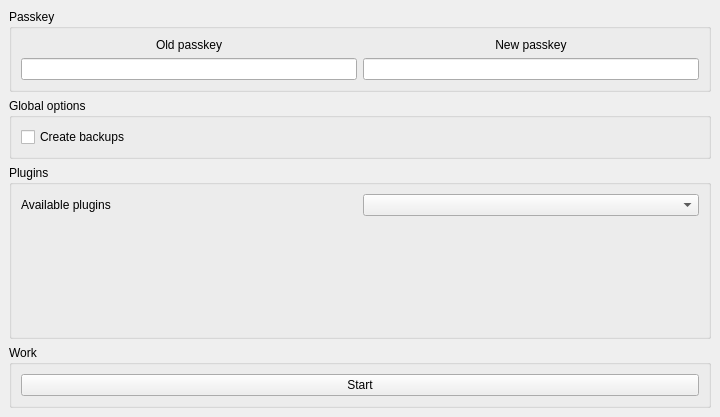
The window that src/mainwindow.ui (panter-dsd/PasskeyChanger) describes before a commit, drawn with Qt 5.
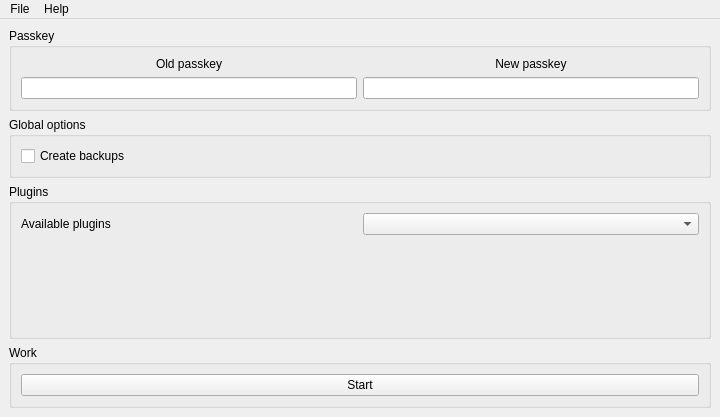
The same window after the commit.

Commit message: Exit, About and AboutQt actions are added.

The edit to the form file:
```diff
--- a/src/mainwindow.ui
+++ b/src/mainwindow.ui
@@ -110,6 +110,49 @@
     </item>
    </layout>
   </widget>
+  <widget class="QMenuBar" name="menuBar">
+   <property name="geometry">
+    <rect>
+     <x>0</x>
+     <y>0</y>
+     <width>720</width>
+     <height>27</height>
+    </rect>
+   </property>
+   <widget class="QMenu" name="menuFile">
+    <property name="title">
+     <string>File</string>
+    </property>
+    <addaction name="actionExit"/>
+   </widget>
+   <widget class="QMenu" name="menuHelp">
+    <property name="title">
+     <string>Help</string>
+    </property>
+    <addaction name="actionAbout"/>
+    <addaction name="actionAboutQt"/>
+   </widget>
+   <addaction name="menuFile"/>
+   <addaction name="menuHelp"/>
+  </widget>
+  <action name="actionExit">
+   <property name="text">
+    <string>Exit</string>
+   </property>
+   <property name="shortcut">
+    <string>Alt+X</string>
+   </property>
+  </action>
+  <action name="actionAbout">
+   <property name="text">
+    <string>About...</string>
+   </property>
+  </action>
+  <action name="actionAboutQt">
+   <property name="text">
+    <string>About Qt</string>
+   </property>
+  </action>
  </widget>
  <resources/>
  <connections>
```
The commit also changes 2 other files.
